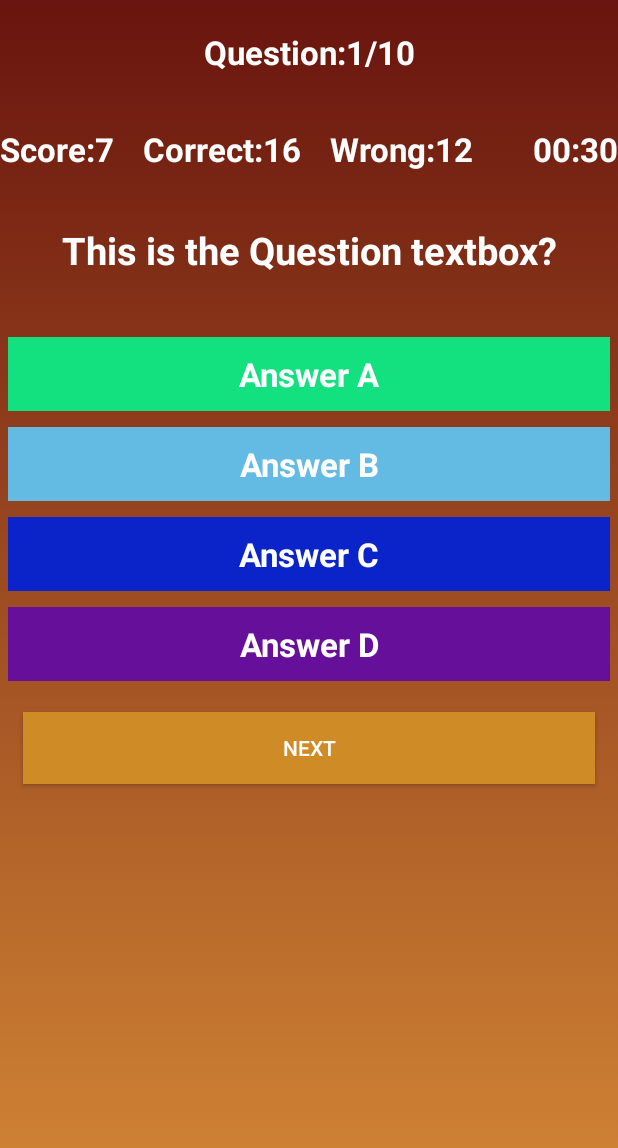
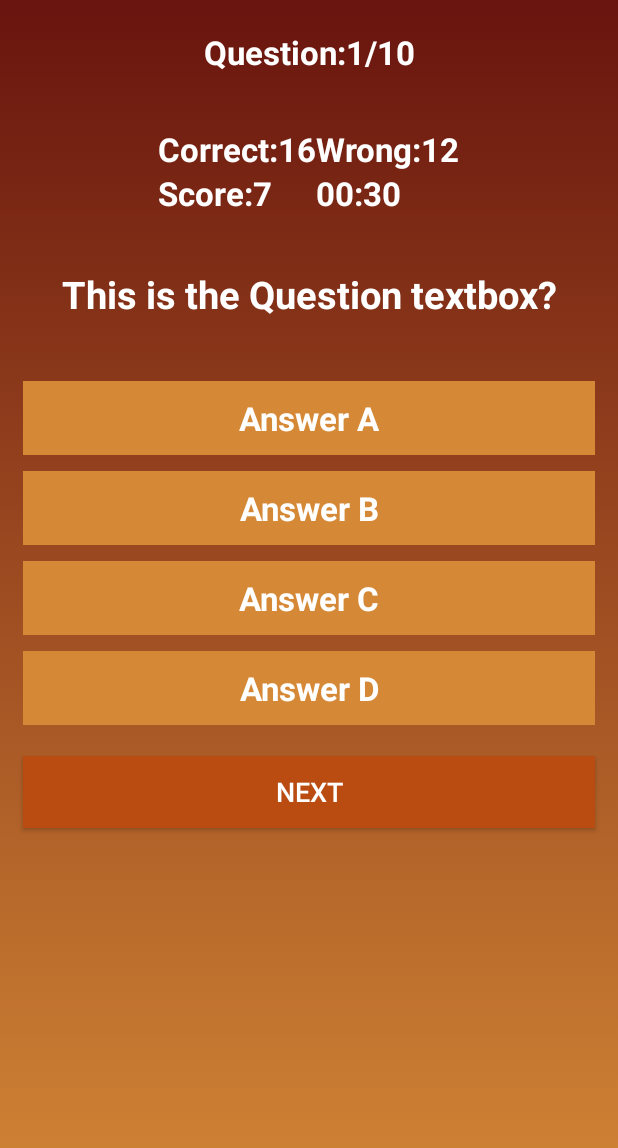
Before and after one commit to jude0507/ElearningRoomDatabase, an Android app: the layout activity_quiz.xml on its own in the app's theme, with its tools: preview values and no code run, on a phone screen of 412 x 824 dp. Shown: the top 1148 px of the screen. Run offline under Robolectric (Android 15) with nearby library versions, the phone set to English and light mode, and no system bars.

Commit message:
Fix Null object error

```diff
--- a/ELearningApplication/ELearningApplication/app/src/main/res/layout/activity_quiz.xml
+++ b/ELearningApplication/ELearningApplication/app/src/main/res/layout/activity_quiz.xml
@@ -23,8 +23,27 @@
     <LinearLayout
         android:layout_width="match_parent"
         android:layout_height="wrap_content"
+        android:gravity="center"
         android:orientation="horizontal"
+        android:layout_marginHorizontal="5dp"
         android:layout_marginTop="15sp">
+
+        <LinearLayout
+            android:layout_width="wrap_content"
+            android:layout_height="wrap_content"
+            android:orientation="vertical">
+
+            <TextView
+                android:id="@+id/txtCorrect"
+                android:layout_width="wrap_content"
+                android:layout_height="wrap_content"
+                android:layout_weight="1"
+                android:text="Correct:16"
+                android:textSize="22sp"
+                android:textColor="#fff"
+                android:textStyle="bold"
+                />
+
             <TextView
                 android:id="@+id/txtScore"
                 android:layout_width="wrap_content"
@@ -35,36 +54,37 @@
                 android:textColor="#fff"
                 android:textStyle="bold"
                 android:textAlignment="textStart"/>
-        <TextView
-            android:id="@+id/txtCorrect"
+
+        </LinearLayout>
+
+        <LinearLayout
             android:layout_width="wrap_content"
             android:layout_height="wrap_content"
-            android:layout_weight="1"
-            android:text="Correct:16"
-            android:textSize="22sp"
-            android:textColor="#fff"
-            android:textStyle="bold"
-            />
+            android:layout_gravity="right"
+            android:orientation="vertical">
+
             <TextView
                 android:id="@+id/txtWrong"
                 android:layout_width="wrap_content"
                 android:layout_height="wrap_content"
                 android:layout_weight="1"
                 android:text="Wrong:12"
+                android:textColor="#fff"
                 android:textSize="22sp"
-            android:textColor="#fff"
-            android:textStyle="bold"
-            />
+                android:textStyle="bold" />
+
             <TextView
                 android:id="@+id/txtTime"
                 android:layout_width="wrap_content"
                 android:layout_height="wrap_content"
                 android:layout_weight="1"
                 android:text="00:30"
+                android:textAlignment="textEnd"
+                android:textColor="#fff"
                 android:textSize="22sp"
-            android:textColor="#fff"
-            android:textStyle="bold"
-            android:textAlignment="textEnd"/>
+                android:textStyle="bold" />
+
+        </LinearLayout>
 
     </LinearLayout>
 
@@ -88,12 +108,13 @@
         <RadioGroup
             android:layout_marginTop="20dp"
             android:id="@+id/radioGroup"
+            android:layout_marginHorizontal="10dp"
             android:layout_width="match_parent"
             android:layout_height="wrap_content">
             <RadioButton
                 android:layout_margin="5dp"
                 android:padding="10dp"
-                android:id="@+id/ansA"
+                android:id="@+id/letterA"
                 android:textStyle="bold"
                 android:textSize="22dp"
                 android:textColor="#fff"
@@ -102,13 +123,13 @@
                 android:button="@null"
                 android:textAlignment="center"
                 android:text="Answer A"
-                android:background="#13E180"
+                android:background="@color/dark"
                 android:freezesText="true"/>
             <RadioButton
                 android:layout_margin="5dp"
                 android:padding="10dp"
-                android:id="@+id/ansB"
-                android:background="#63BBE3"
+                android:id="@+id/letterB"
+                android:background="@color/dark"
                 android:textColor="#fff"
                 android:textStyle="bold"
                 android:textAlignment="center"
@@ -121,11 +142,11 @@
             <RadioButton
                 android:layout_margin="5dp"
                 android:padding="10dp"
-                android:id="@+id/ansC"
+                android:id="@+id/letterC"
                 android:textColor="#fff"
                 android:textAlignment="center"
                 android:textStyle="bold"
-                android:background="#0A24CA"
+                android:background="@color/dark"
                 android:textSize="22dp"
                 android:layout_width="match_parent"
                 android:layout_height="wrap_content"
@@ -135,8 +156,8 @@
             <RadioButton
                 android:layout_margin="5dp"
                 android:padding="10dp"
-                android:id="@+id/ansD"
-                android:background="#650F9A"
+                android:id="@+id/letterD"
+                android:background="@color/dark"
                 android:textAlignment="center"
                 android:textColor="#fff"
                 android:textStyle="bold"
@@ -150,12 +171,13 @@
         </RadioGroup>
 
         <Button
-            android:id="@+id/nextBtn"
+            android:id="@+id/BtnNext"
             android:layout_width="match_parent"
             android:layout_height="wrap_content"
             android:text="Next"
+            android:textSize="18sp"
             android:textColor="#fff"
-            android:background="#CF8B25"
+            android:background="#BA4C11"
             android:layout_margin="15dp"/>
     </LinearLayout>
 
--- a/ELearningApplication/ELearningApplication/app/src/main/res/values/colors.xml
+++ b/ELearningApplication/ELearningApplication/app/src/main/res/values/colors.xml
@@ -6,7 +6,7 @@
     <color name="teal_200">#FF03DAC5</color>
     <color name="teal_A1000">#FF80AB</color>
     <color name="teal_700">#FF018786</color>
-    <color name="teal_800">#558B2F</color>
+    <color name="teal_800">#47A604</color>
     <color name="black">#FF000000</color>
     <color name="white">#FFFFFFFF</color>
     <color name="dark">#D58936</color>
```
Also changed, not shown: ELearningApplication/ELearningApplication/app/src/main/java/com/example/elearningapplication/QuizActivity.java (+53 -41 lines). Lines whose indentation alone changed are shown as unchanged.
